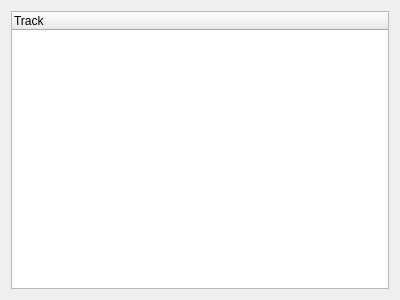
First picture: the form in ui/FileSystemForm.ui, repository tarmack/Pythagora, before the edit.
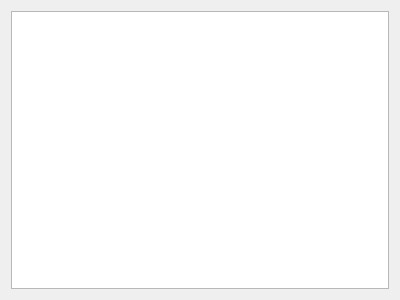
Second picture: the form after the edit.

Commit message: The filesystem view uses a model/view implementation now.

The edit to the form file:
```diff
--- a/ui/FileSystemForm.ui
+++ b/ui/FileSystemForm.ui
@@ -15,7 +15,7 @@
   </property>
   <layout class="QHBoxLayout" name="horizontalLayout">
    <item>
-    <widget class="QTreeWidget" name="filesystemTree">
+    <widget class="QTreeView" name="filesystemTree">
      <property name="contextMenuPolicy">
       <enum>Qt::ActionsContextMenu</enum>
      </property>
@@ -28,14 +28,21 @@
      <property name="selectionBehavior">
       <enum>QAbstractItemView::SelectItems</enum>
      </property>
+     <property name="iconSize">
+      <size>
+       <width>16</width>
+       <height>16</height>
+      </size>
+     </property>
+     <property name="verticalScrollMode">
+      <enum>QAbstractItemView::ScrollPerPixel</enum>
+     </property>
+     <property name="uniformRowHeights">
+      <bool>true</bool>
+     </property>
      <property name="animated">
       <bool>true</bool>
      </property>
-     <column>
-      <property name="text">
-       <string>Track</string>
-      </property>
-     </column>
     </widget>
    </item>
   </layout>
```
Left out of the diff: 6 changed lines with no effect on the pictures. The commit also changes 4 other files.
